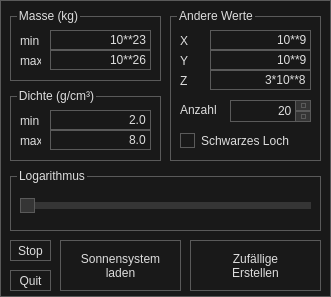
Above: Source/Shiroten/Pubyc/ppp.ui from Shiroten/Planetary-Python-Project before the change. Below: the same form after it.
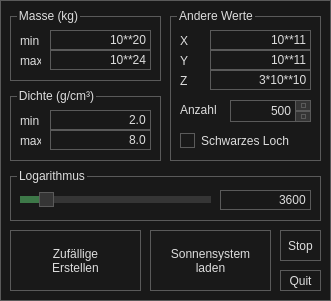
That is the form after the change. Icons and pictures are not drawn.

```diff
--- a/Source/Shiroten/Pubyc/ppp.ui
+++ b/Source/Shiroten/Pubyc/ppp.ui
@@ -3,14 +3,17 @@
  <class>MainWindow</class>
  <widget class="QMainWindow" name="MainWindow">
   <property name="windowModality">
-   <enum>Qt::WindowModal</enum>
+   <enum>Qt::ApplicationModal</enum>
+  </property>
+  <property name="enabled">
+   <bool>true</bool>
   </property>
   <property name="geometry">
    <rect>
     <x>0</x>
     <y>0</y>
     <width>331</width>
-    <height>297</height>
+    <height>301</height>
    </rect>
   </property>
   <property name="sizePolicy">
@@ -19,6 +22,18 @@
     <verstretch>0</verstretch>
    </sizepolicy>
   </property>
+  <property name="minimumSize">
+   <size>
+    <width>331</width>
+    <height>301</height>
+   </size>
+  </property>
+  <property name="maximumSize">
+   <size>
+    <width>331</width>
+    <height>301</height>
+   </size>
+  </property>
   <property name="contextMenuPolicy">
    <enum>Qt::NoContextMenu</enum>
   </property>
@@ -312,6 +327,15 @@
 	background: #353535;
 }</string>
   </property>
+  <property name="animated">
+   <bool>false</bool>
+  </property>
+  <property name="documentMode">
+   <bool>false</bool>
+  </property>
+  <property name="tabShape">
+   <enum>QTabWidget::Rounded</enum>
+  </property>
   <widget class="QWidget" name="centralwidget">
    <widget class="QGroupBox" name="other_box">
     <property name="geometry">
@@ -357,7 +381,7 @@
       <number>9999</number>
      </property>
      <property name="value">
-      <number>20</number>
+      <number>500</number>
      </property>
     </widget>
     <widget class="QLineEdit" name="size_y">
@@ -370,7 +394,7 @@
       </rect>
      </property>
      <property name="text">
-      <string>10**9</string>
+      <string>10**11</string>
      </property>
      <property name="alignment">
       <set>Qt::AlignRight|Qt::AlignTrailing|Qt::AlignVCenter</set>
@@ -386,7 +410,7 @@
       </rect>
      </property>
      <property name="text">
-      <string>3*10**8</string>
+      <string>3*10**10</string>
      </property>
      <property name="alignment">
       <set>Qt::AlignRight|Qt::AlignTrailing|Qt::AlignVCenter</set>
@@ -402,7 +426,7 @@
       </rect>
      </property>
      <property name="text">
-      <string>10**9</string>
+      <string>10**11</string>
      </property>
      <property name="alignment">
       <set>Qt::AlignRight|Qt::AlignTrailing|Qt::AlignVCenter</set>
@@ -467,10 +491,10 @@
    <widget class="QPushButton" name="btn_solar">
     <property name="geometry">
      <rect>
-      <x>60</x>
-      <y>240</y>
+      <x>150</x>
+      <y>230</y>
       <width>121</width>
-      <height>51</height>
+      <height>61</height>
      </rect>
     </property>
     <property name="text">
@@ -526,7 +550,7 @@
       </rect>
      </property>
      <property name="text">
-      <string>10**23</string>
+      <string>10**20</string>
      </property>
      <property name="alignment">
       <set>Qt::AlignRight|Qt::AlignTrailing|Qt::AlignVCenter</set>
@@ -542,7 +566,7 @@
       </rect>
      </property>
      <property name="text">
-      <string>10**26</string>
+      <string>10**24</string>
      </property>
      <property name="alignment">
       <set>Qt::AlignRight|Qt::AlignTrailing|Qt::AlignVCenter</set>
@@ -555,10 +579,10 @@
     </property>
     <property name="geometry">
      <rect>
-      <x>190</x>
-      <y>240</y>
+      <x>10</x>
+      <y>230</y>
       <width>131</width>
-      <height>51</height>
+      <height>61</height>
      </rect>
     </property>
     <property name="contextMenuPolicy">
@@ -575,7 +599,7 @@
       <x>10</x>
       <y>170</y>
       <width>311</width>
-      <height>61</height>
+      <height>51</height>
      </rect>
     </property>
     <property name="title">
@@ -586,14 +610,39 @@
       <rect>
        <x>10</x>
        <y>20</y>
-       <width>291</width>
-       <height>31</height>
+       <width>191</width>
+       <height>20</height>
       </rect>
      </property>
+     <property name="minimum">
+      <number>1</number>
+     </property>
+     <property name="maximum">
+      <number>20</number>
+     </property>
+     <property name="value">
+      <number>3</number>
+     </property>
      <property name="orientation">
       <enum>Qt::Horizontal</enum>
      </property>
     </widget>
+    <widget class="QLineEdit" name="delta_t">
+     <property name="geometry">
+      <rect>
+       <x>210</x>
+       <y>20</y>
+       <width>91</width>
+       <height>20</height>
+      </rect>
+     </property>
+     <property name="text">
+      <string>3600</string>
+     </property>
+     <property name="alignment">
+      <set>Qt::AlignRight|Qt::AlignTrailing|Qt::AlignVCenter</set>
+     </property>
+    </widget>
    </widget>
    <widget class="QGroupBox" name="density_box">
     <property name="geometry">
@@ -669,10 +718,10 @@
    <widget class="QPushButton" name="btn_stop">
     <property name="geometry">
      <rect>
-      <x>10</x>
-      <y>240</y>
+      <x>280</x>
+      <y>230</y>
       <width>41</width>
-      <height>21</height>
+      <height>31</height>
      </rect>
     </property>
     <property name="text">
@@ -682,7 +731,7 @@
    <widget class="QPushButton" name="btn_quit">
     <property name="geometry">
      <rect>
-      <x>10</x>
+      <x>280</x>
       <y>270</y>
       <width>41</width>
       <height>21</height>
```
Left out of the diff: 28 changed lines with no effect on the pictures.
